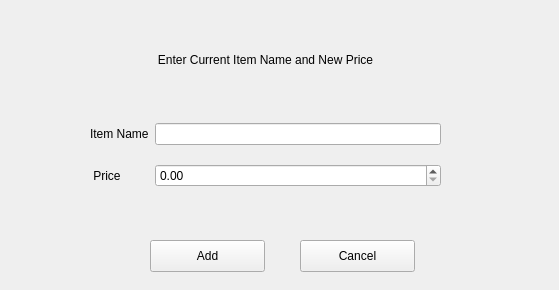
This is additemwindow.ui in JMarcu/Super-Warehouse-Store as Qt 5 draws it before an edit. The edited form follows.
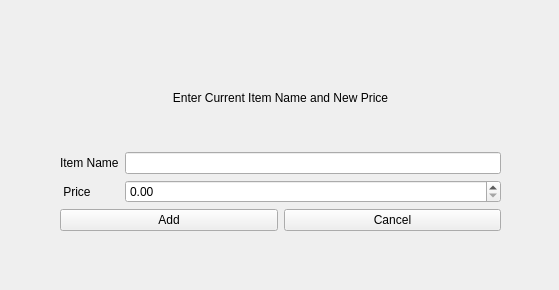
This is the edited form.

Patch:
```diff
--- a/additemwindow.ui
+++ b/additemwindow.ui
@@ -13,41 +13,17 @@
   <property name="windowTitle">
    <string>Form</string>
   </property>
-  <widget class="QPushButton" name="pushButton_ItemCancel">
+  <widget class="QWidget" name="">
    <property name="geometry">
     <rect>
-     <x>300</x>
-     <y>240</y>
-     <width>115</width>
-     <height>32</height>
+     <x>60</x>
+     <y>50</y>
+     <width>441</width>
+     <height>181</height>
     </rect>
    </property>
-   <property name="text">
-    <string>Cancel</string>
-   </property>
-  </widget>
-  <widget class="QPushButton" name="pushButton_AddItem">
-   <property name="geometry">
-    <rect>
-     <x>150</x>
-     <y>240</y>
-     <width>115</width>
-     <height>32</height>
-    </rect>
-   </property>
-   <property name="text">
-    <string>Add</string>
-   </property>
-  </widget>
-  <widget class="QWidget" name="layoutWidget">
-   <property name="geometry">
-    <rect>
-     <x>90</x>
-     <y>110</y>
-     <width>351</width>
-     <height>91</height>
-    </rect>
-   </property>
+   <layout class="QGridLayout" name="gridLayout_2">
+    <item row="1" column="0" colspan="2">
    <layout class="QGridLayout" name="gridLayout">
     <item row="1" column="2">
      <widget class="QDoubleSpinBox" name="PriceEdit"/>
@@ -70,19 +46,29 @@
      </widget>
     </item>
    </layout>
-  </widget>
+    </item>
+    <item row="2" column="1">
+     <widget class="QPushButton" name="pushButton_ItemCancel">
+      <property name="text">
+       <string>Cancel</string>
+      </property>
+     </widget>
+    </item>
+    <item row="2" column="0">
+     <widget class="QPushButton" name="pushButton_AddItem">
+      <property name="text">
+       <string>Add</string>
+      </property>
+     </widget>
+    </item>
+    <item row="0" column="0" colspan="2">
   <widget class="QLabel" name="label_2">
-   <property name="geometry">
-    <rect>
-     <x>100</x>
-     <y>50</y>
-     <width>331</width>
-     <height>20</height>
-    </rect>
-   </property>
    <property name="text">
     <string>&lt;html&gt;&lt;head/&gt;&lt;body&gt;&lt;p align=&quot;center&quot;&gt;Enter Current Item Name and New Price&lt;/p&gt;&lt;/body&gt;&lt;/html&gt;</string>
    </property>
+     </widget>
+    </item>
+   </layout>
   </widget>
  </widget>
  <resources/>
```
Lines whose indentation alone changed are shown as unchanged.
